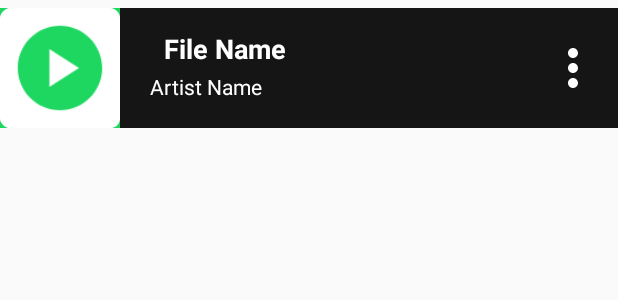
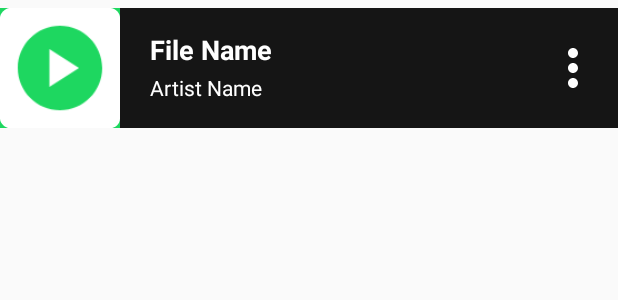
Before and after one commit to Andrioeffendi31/CoegPlay, an Android app: the layout music_items.xml on its own in the app's theme, with its tools: preview values and no code run, on a phone screen of 412 x 824 dp. Shown: the top 300 px of the screen. Run offline under Robolectric (Android 15) with nearby library versions, the phone set to English and light mode, and no system bars.

Commit message:
Fix music item position

```diff
--- a/app/src/main/res/layout/music_items.xml
+++ b/app/src/main/res/layout/music_items.xml
@@ -22,18 +22,16 @@
         android:id="@+id/music_file_name"
         android:layout_width="200dp"
         android:layout_height="25dp"
-        android:layout_marginEnd="73dp"
-        android:layout_marginBottom="25dp"
+        android:layout_marginBottom="24dp"
+        android:layout_marginStart="100dp"
         android:gravity="center_vertical"
+        android:text="File Name"
+        android:textColor="@color/colorAccent"
         android:textSize="18sp"
         android:textStyle="bold"
-        android:text="File Name"
-        android:textColor="@color/colorAccent"
         app:layout_constraintBottom_toBottomOf="parent"
-        app:layout_constraintEnd_toEndOf="parent"
-
-        app:layout_constraintStart_toEndOf="@+id/music_img"
-        app:layout_constraintTop_toTopOf="parent" />
+        app:layout_constraintStart_toStartOf="parent"
+        app:layout_constraintTop_toTopOf="parent"/>
 
     <TextView
         android:id="@+id/music_artist_name"
```
